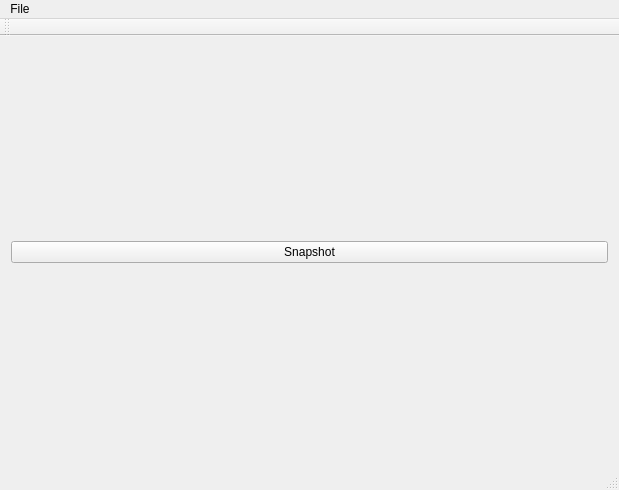
Qt form mainwindow.ui (H017/3d_mapper) before a commit.
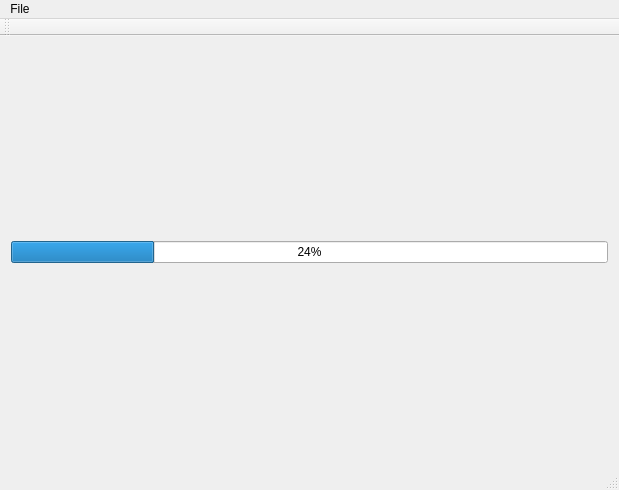
The same form after that commit.

```diff
--- a/mainwindow.ui
+++ b/mainwindow.ui
@@ -16,9 +16,9 @@
   <widget class="QWidget" name="centralWidget">
    <layout class="QVBoxLayout" name="verticalLayout_2">
     <item>
-     <widget class="QPushButton" name="snapShotButton">
-      <property name="text">
-       <string>Snapshot</string>
+     <widget class="QProgressBar" name="progressBar">
+      <property name="value">
+       <number>24</number>
       </property>
      </widget>
     </item>
```
Left out of the diff: 6 changed lines with no effect on the pictures.
